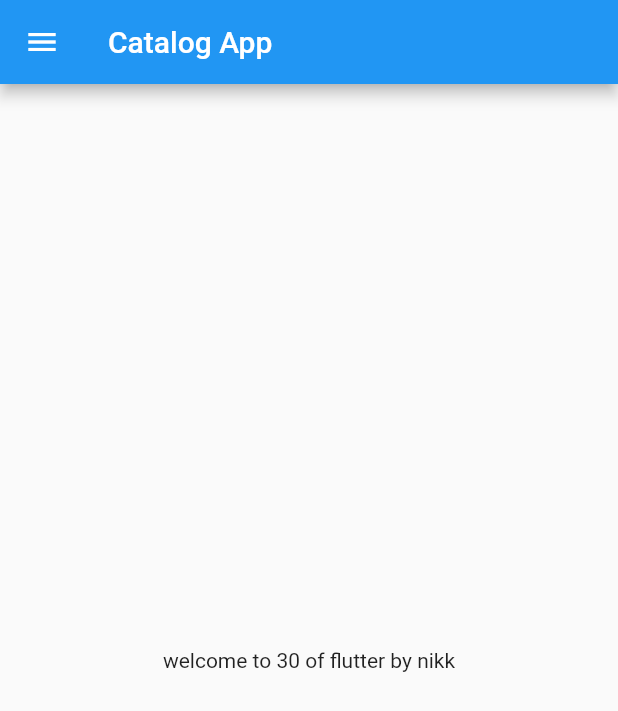
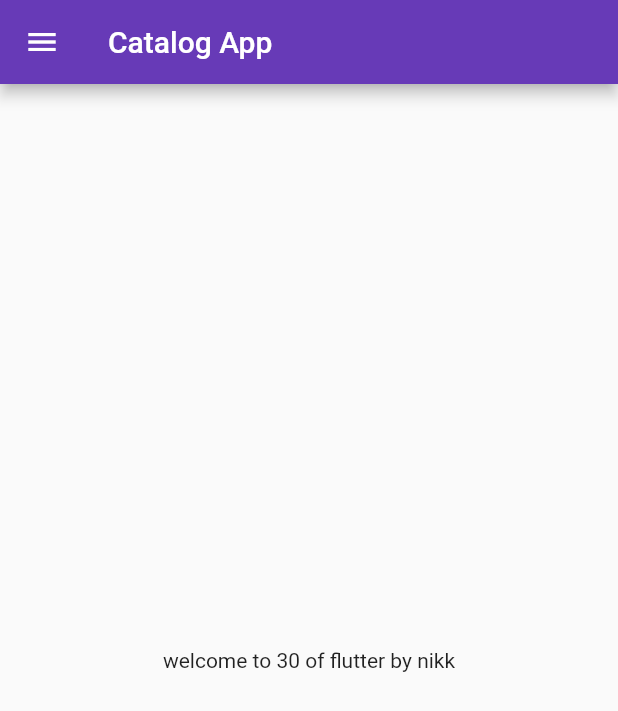
Before and after one commit to iamniravm23/Futter_catalog-demo, a Flutter app: the screen it shows after launch, on a phone screen of 412 x 824 dp. Shown: the top 711 px of the screen. Run offline on Flutter 3.47's test engine with Material 2 defaults, Android fonts, the phone set to English and light mode, and no system bars.

Commit message:
day3 completed

```diff
--- a/lib/main.dart
+++ b/lib/main.dart
@@ -1,5 +1,6 @@
 import 'package:flutter/material.dart';
-import 'package:flutter_catalog/home_page.dart';
+import 'package:flutter_catalog/pages/home_page.dart';
+import 'package:flutter_catalog/pages/login_page.dart';
 
 void main() {
   runApp(myApp());
@@ -9,7 +10,16 @@ class myApp extends StatelessWidget {
   @override
   Widget build(BuildContext context) {
     return MaterialApp(
-      home: HomePage(),
+      // home: HomePage(),
+      themeMode: ThemeMode.light,
+      theme: ThemeData(primarySwatch: Colors.deepPurple),
+      darkTheme: ThemeData(brightness: Brightness.dark),
+      initialRoute: "/home",
+      routes: {
+        "/": (context) => LoginPage(),
+        "/home": (context) => HomePage(),
+        "/loginPage": (context) => LoginPage(),
+      },
     );
   }
 }
```
Also changed, not shown: lib/pages/login_page.dart (added, +19 -0 lines), lib/pages/home_page.dart (renamed from lib/home_page.dart).
